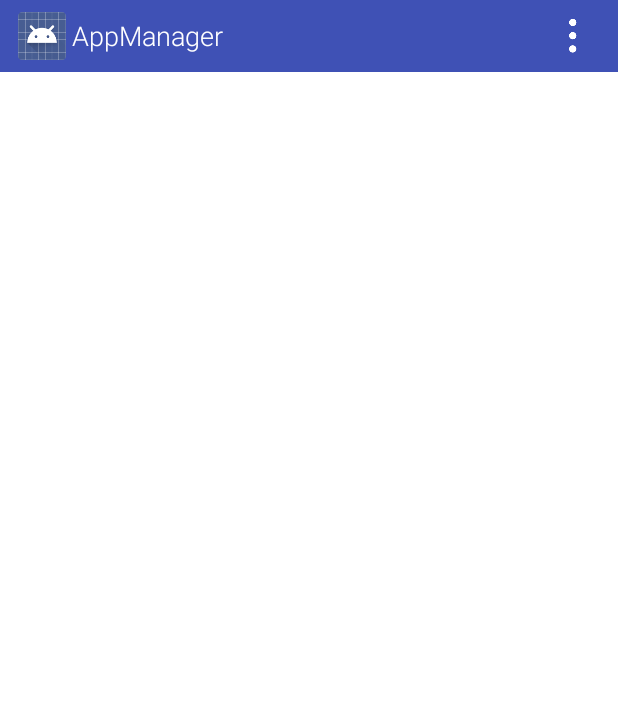
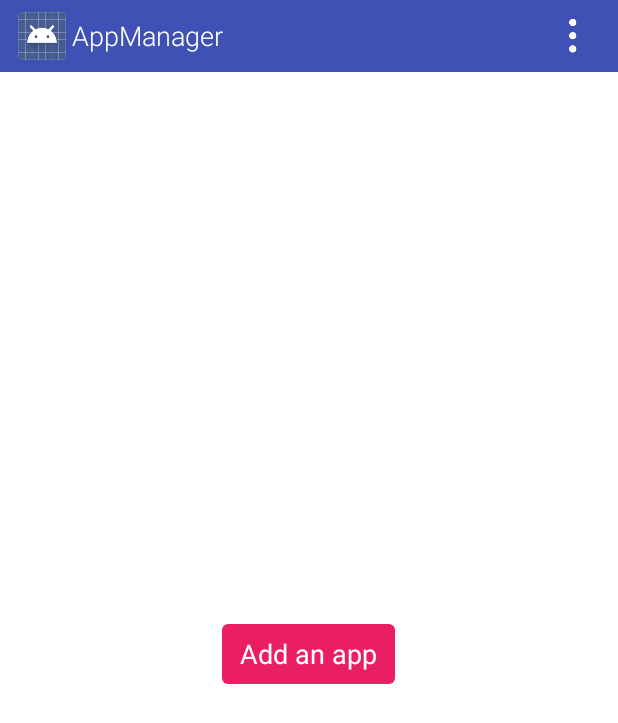
Before and after one commit to app-manager/AppManager-for-Android, an Android app: the screen it shows after launch (MainActivity), on a phone screen of 412 x 824 dp. Shown: the top 723 px of the screen. Run offline under Robolectric (Android 15) with nearby library versions, the phone set to English and light mode, and no system bars.

Commit message:
Added a button for empty list.

```diff
--- a/app/src/main/java/com/appmanager/android/app/MainActivity.java
+++ b/app/src/main/java/com/appmanager/android/app/MainActivity.java
@@ -32,17 +32,23 @@ import android.widget.ListView;
 import java.util.List;
 
 public class MainActivity extends Activity
-    implements FileEntryAdapter.OnClickListener {
+        implements FileEntryAdapter.OnClickListener {
 
     @Override
     protected void onCreate(Bundle savedInstanceState) {
         super.onCreate(savedInstanceState);
         setContentView(R.layout.activity_main);
+        findViewById(R.id.add_app).setOnClickListener(new View.OnClickListener() {
+            @Override
+            public void onClick(View view) {
+                addApp();
+            }
+        });
         loadFileEntries();
     }
 
     @Override
-    protected void onResume(){
+    protected void onResume() {
         super.onResume();
         loadFileEntries();
     }
@@ -60,7 +66,7 @@ public class MainActivity extends Activity
                 loadFileEntries();
                 break;
             case R.id.action_add_app:
-                startActivity(new Intent(this, DetailActivity.class));
+                addApp();
                 break;
             case R.id.action_settings:
                 startActivity(new Intent(this, SettingsActivity.class));
@@ -75,9 +81,20 @@ public class MainActivity extends Activity
             return;
         }
         List<FileEntry> list = new FileEntryDao(this).findAll();
+        if (list.size() == 0) {
+            findViewById(R.id.empty).setVisibility(View.VISIBLE);
+            listView.setVisibility(View.GONE);
+        } else {
+            findViewById(R.id.empty).setVisibility(View.GONE);
+            listView.setVisibility(View.VISIBLE);
+        }
         FileEntryAdapter adapter = new FileEntryAdapter(this, list);
         adapter.setOnClickListener(this);
         listView.setAdapter(adapter);
+    }
+
+    private void addApp() {
+        startActivity(new Intent(this, DetailActivity.class));
     }
 
     @Override
--- /dev/null
+++ b/app/src/main/res/color/button_text_accent.xml
@@ -0,0 +1,7 @@
+<?xml version="1.0" encoding="utf-8"?>
+
+<selector xmlns:android="http://schemas.android.com/apk/res/android">
+
+    <item android:color="#ffffff" />
+
+</selector>
--- /dev/null
+++ b/app/src/main/res/drawable/button_accent.xml
@@ -0,0 +1,9 @@
+<?xml version="1.0" encoding="utf-8"?>
+
+<selector xmlns:android="http://schemas.android.com/apk/res/android">
+
+    <item android:drawable="@drawable/button_accent_disabled" android:state_enabled="false" />
+    <item android:drawable="@drawable/button_accent_pressed" android:state_pressed="true" />
+    <item android:drawable="@drawable/button_accent_default" android:state_pressed="false" />
+
+</selector>
--- /dev/null
+++ b/app/src/main/res/drawable/button_accent_default.xml
@@ -0,0 +1,25 @@
+<?xml version="1.0" encoding="utf-8"?>
+
+<layer-list xmlns:android="http://schemas.android.com/apk/res/android">
+
+    <item
+        android:bottom="@dimen/button_margin"
+        android:left="@dimen/button_margin"
+        android:right="@dimen/button_margin"
+        android:top="@dimen/button_margin">
+        <shape>
+
+            <solid android:color="#ffe91e63" />
+
+            <corners android:radius="@dimen/button_radius" />
+
+            <padding
+                android:bottom="@dimen/button_padding_vertical"
+                android:left="@dimen/button_padding_horizontal"
+                android:right="@dimen/button_padding_horizontal"
+                android:top="@dimen/button_padding_vertical" />
+
+        </shape>
+    </item>
+
+</layer-list>
--- /dev/null
+++ b/app/src/main/res/drawable/button_accent_disabled.xml
@@ -0,0 +1,25 @@
+<?xml version="1.0" encoding="utf-8"?>
+
+<layer-list xmlns:android="http://schemas.android.com/apk/res/android">
+
+    <item
+        android:bottom="@dimen/button_margin"
+        android:left="@dimen/button_margin"
+        android:right="@dimen/button_margin"
+        android:top="@dimen/button_margin">
+        <shape>
+
+            <solid android:color="#fff48fb1" />
+
+            <corners android:radius="@dimen/button_radius" />
+
+            <padding
+                android:bottom="@dimen/button_padding_vertical"
+                android:left="@dimen/button_padding_horizontal"
+                android:right="@dimen/button_padding_horizontal"
+                android:top="@dimen/button_padding_vertical" />
+
+        </shape>
+    </item>
+
+</layer-list>
--- /dev/null
+++ b/app/src/main/res/drawable/button_accent_pressed.xml
@@ -0,0 +1,25 @@
+<?xml version="1.0" encoding="utf-8"?>
+
+<layer-list xmlns:android="http://schemas.android.com/apk/res/android">
+
+    <item
+        android:bottom="@dimen/button_margin"
+        android:left="@dimen/button_margin"
+        android:right="@dimen/button_margin"
+        android:top="@dimen/button_margin">
+        <shape>
+
+            <solid android:color="#ffc2185b" />
+
+            <corners android:radius="@dimen/button_radius" />
+
+            <padding
+                android:bottom="@dimen/button_padding_vertical"
+                android:left="@dimen/button_padding_horizontal"
+                android:right="@dimen/button_padding_horizontal"
+                android:top="@dimen/button_padding_vertical" />
+
+        </shape>
+    </item>
+
+</layer-list>
--- a/app/src/main/res/drawable/button_normal_default.xml
+++ b/app/src/main/res/drawable/button_normal_default.xml
@@ -13,6 +13,12 @@
 
             <corners android:radius="@dimen/button_radius" />
 
+            <padding
+                android:bottom="@dimen/button_padding_vertical"
+                android:left="@dimen/button_padding_horizontal"
+                android:right="@dimen/button_padding_horizontal"
+                android:top="@dimen/button_padding_vertical" />
+
         </shape>
     </item>
 
--- a/app/src/main/res/drawable/button_normal_pressed.xml
+++ b/app/src/main/res/drawable/button_normal_pressed.xml
@@ -13,6 +13,12 @@
 
             <corners android:radius="@dimen/button_radius" />
 
+            <padding
+                android:bottom="@dimen/button_padding_vertical"
+                android:left="@dimen/button_padding_horizontal"
+                android:right="@dimen/button_padding_horizontal"
+                android:top="@dimen/button_padding_vertical" />
+
         </shape>
     </item>
 
--- a/app/src/main/res/layout/activity_main.xml
+++ b/app/src/main/res/layout/activity_main.xml
@@ -14,4 +14,18 @@
         android:layout_width="fill_parent"
         android:layout_height="fill_parent" />
 
+    <LinearLayout
+        android:id="@+id/empty"
+        android:layout_width="wrap_content"
+        android:layout_height="wrap_content"
+        android:layout_centerInParent="true">
+
+        <Button
+            android:id="@+id/add_app"
+            style="@style/AppButtonStyle.Accent"
+            android:text="@string/action_add_app"
+            android:layout_width="wrap_content"
+            android:layout_height="wrap_content" />
+    </LinearLayout>
+
 </RelativeLayout>
--- a/app/src/main/res/values-v14/styles.xml
+++ b/app/src/main/res/values-v14/styles.xml
@@ -28,4 +28,9 @@
         <item name="android:background">@drawable/button_normal</item>
     </style>
 
+    <style name="AppButtonStyle.Accent" parent="android:Widget.Holo.Light.Button">
+        <item name="android:background">@drawable/button_accent</item>
+        <item name="android:textColor">@color/button_text_accent</item>
+    </style>
+
 </resources>
--- a/app/src/main/res/values-v16/styles.xml
+++ b/app/src/main/res/values-v16/styles.xml
@@ -26,6 +26,11 @@
         <item name="android:background">@drawable/button_normal</item>
     </style>
 
+    <style name="AppButtonStyle.Accent" parent="android:Widget.Holo.Light.Button">
+        <item name="android:background">@drawable/button_accent</item>
+        <item name="android:textColor">@color/button_text_accent</item>
+    </style>
+
     <style name="AppTextViewStyle" parent="android:Widget.Holo.Light.TextView">
         <item name="android:fontFamily">sans-serif-light</item>
     </style>
--- a/app/src/main/res/values/dimens.xml
+++ b/app/src/main/res/values/dimens.xml
@@ -6,5 +6,7 @@
 
     <dimen name="button_margin">4dp</dimen>
     <dimen name="button_radius">4dp</dimen>
+    <dimen name="button_padding_horizontal">16dp</dimen>
+    <dimen name="button_padding_vertical">8dp</dimen>
 
 </resources>
--- a/app/src/main/res/values/styles.xml
+++ b/app/src/main/res/values/styles.xml
@@ -24,6 +24,11 @@
         <item name="android:background">@drawable/button_normal</item>
     </style>
 
+    <style name="AppButtonStyle.Accent" parent="android:Widget.Button">
+        <item name="android:background">@drawable/button_accent</item>
+        <item name="android:textColor">@color/button_text_accent</item>
+    </style>
+
     <style name="AppTextViewStyle" parent="android:Widget.TextView" />
     <style name="AppTextViewStyle.Normal" parent="android:Widget.TextView" />
     <style name="AppTextViewStyle.Light" parent="android:Widget.TextView" />
```
